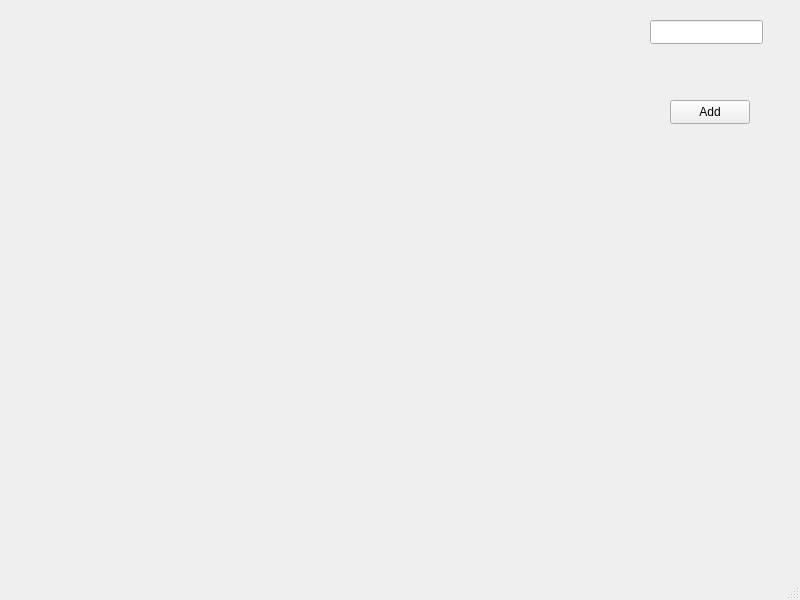
Before: the Qt Designer form mainwindow.ui in asialalala/Tic-Tac-Toe, drawn with Qt 5.
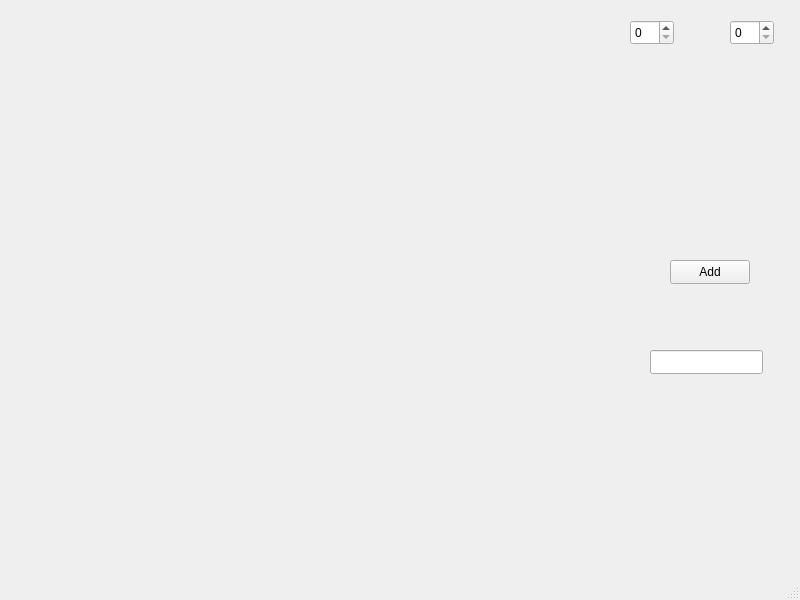
After: the same form once the commit is applied.

```diff
--- a/mainwindow.ui
+++ b/mainwindow.ui
@@ -14,21 +14,11 @@
    <string>MainWindow</string>
   </property>
   <widget class="QWidget" name="centralwidget">
-   <widget class="QLineEdit" name="lineEdit">
-    <property name="geometry">
-     <rect>
-      <x>650</x>
-      <y>20</y>
-      <width>113</width>
-      <height>24</height>
-     </rect>
-    </property>
-   </widget>
    <widget class="QPushButton" name="addButton">
     <property name="geometry">
      <rect>
       <x>670</x>
-      <y>100</y>
+      <y>260</y>
       <width>80</width>
       <height>24</height>
      </rect>
@@ -48,6 +38,36 @@
     </property>
     <layout class="QGridLayout" name="gridLayout"/>
    </widget>
+   <widget class="QLineEdit" name="lineEdit">
+    <property name="geometry">
+     <rect>
+      <x>650</x>
+      <y>350</y>
+      <width>113</width>
+      <height>24</height>
+     </rect>
+    </property>
+   </widget>
+   <widget class="QSpinBox" name="spinBoxX">
+    <property name="geometry">
+     <rect>
+      <x>630</x>
+      <y>20</y>
+      <width>44</width>
+      <height>25</height>
+     </rect>
+    </property>
+   </widget>
+   <widget class="QSpinBox" name="spinBoxY">
+    <property name="geometry">
+     <rect>
+      <x>730</x>
+      <y>20</y>
+      <width>44</width>
+      <height>25</height>
+     </rect>
+    </property>
+   </widget>
   </widget>
   <widget class="QMenuBar" name="menubar">
    <property name="geometry">
```
